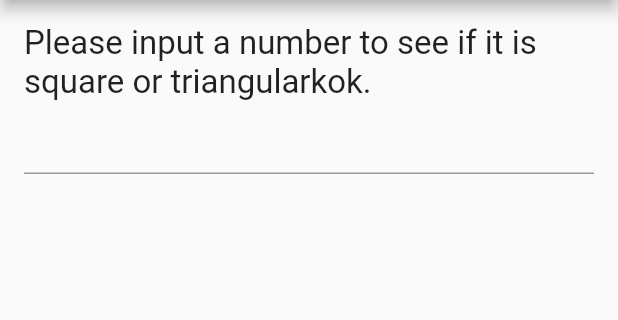
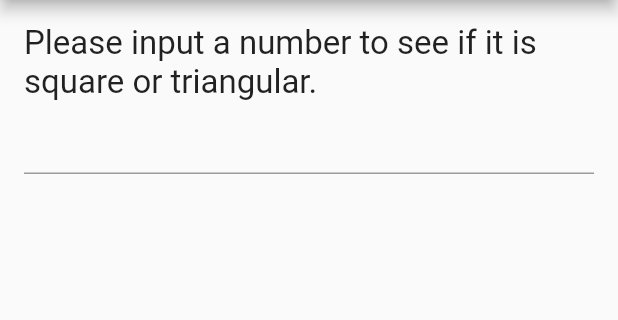
Before and after one commit to raresraf/Google_Digital_Workshop-Flutter, a Flutter app: the screen it shows after launch, on a phone screen of 412 x 824 dp, the part 84-404 px from its top. Run offline on Flutter 3.47's test engine with Material 2 defaults, Android fonts, the phone set to English and light mode, and no system bars.

Commit message:
Modify quality.yaml

```diff
--- a/number_shape/lib/main.dart
+++ b/number_shape/lib/main.dart
@@ -55,7 +55,7 @@ class _MyCustomFormState extends State<MyCustomForm> {
             Column(
               children: <Widget>[
                 const Text(
-                  "Please input a number to see if it is square or triangularkok.",
+                  'Please input a number to see if it is square or triangular.',
                   style: TextStyle(
                     fontSize: 22,
                   ),
```
